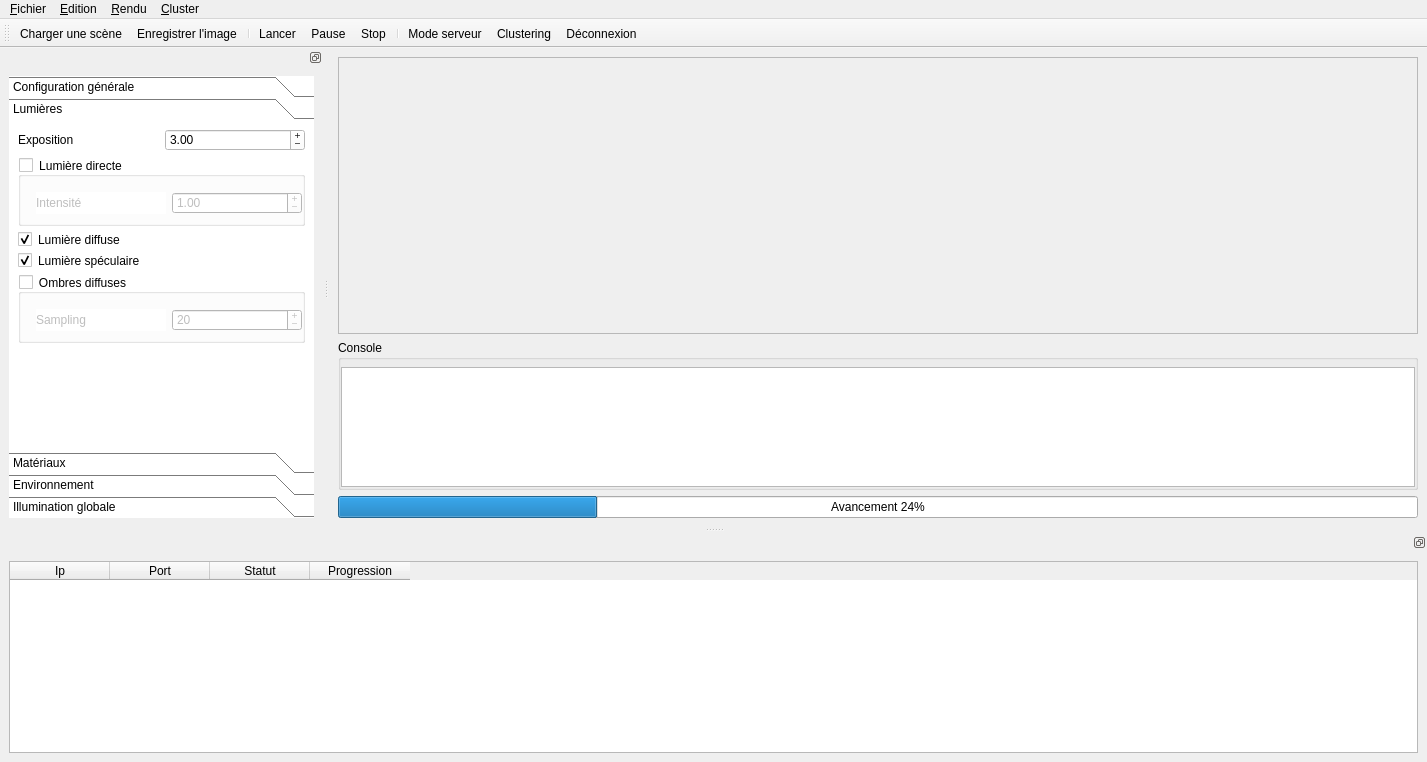
This is raytracer.ui in gaelduplessix/raytracer-42 as Qt 5 draws it before an edit. The edited form follows.
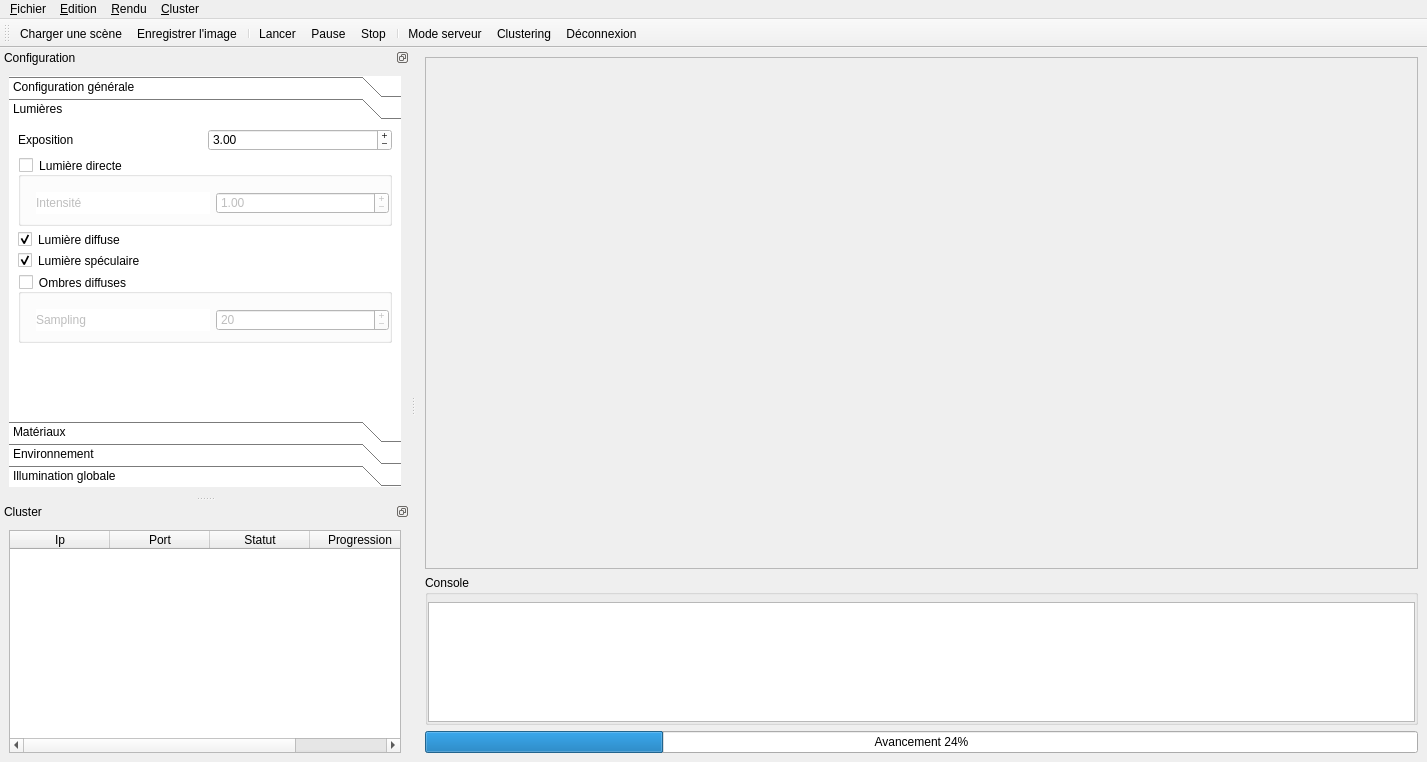
This is the edited form. The open tabs and pages were chosen to show the change. Icons and pictures are not drawn.

Diff of the .ui file:
```diff
--- a/raytracer.ui
+++ b/raytracer.ui
@@ -49,8 +49,8 @@
         <rect>
          <x>0</x>
          <y>0</y>
-         <width>1038</width>
-         <height>243</height>
+         <width>981</width>
+         <height>484</height>
         </rect>
        </property>
        <layout class="QGridLayout" name="gridLayout_3">
@@ -210,6 +210,9 @@
    <property name="allowedAreas">
     <set>Qt::LeftDockWidgetArea|Qt::RightDockWidgetArea</set>
    </property>
+   <property name="windowTitle">
+    <string>Configuration</string>
+   </property>
    <attribute name="dockWidgetArea">
     <number>1</number>
    </attribute>
@@ -607,8 +610,8 @@
          <rect>
           <x>0</x>
           <y>0</y>
-          <width>345</width>
-          <height>270</height>
+          <width>367</width>
+          <height>262</height>
          </rect>
         </property>
         <attribute name="icon">
@@ -1284,6 +1287,12 @@
    <addaction name="actionDeconnexion"/>
   </widget>
   <widget class="QDockWidget" name="_clusterDock">
+   <property name="minimumSize">
+    <size>
+     <width>410</width>
+     <height>260</height>
+    </size>
+   </property>
    <property name="features">
     <set>QDockWidget::DockWidgetFloatable|QDockWidget::DockWidgetMovable</set>
    </property>
@@ -1291,10 +1300,10 @@
     <set>Qt::AllDockWidgetAreas</set>
    </property>
    <property name="windowTitle">
-    <string/>
+    <string>Cluster</string>
    </property>
    <attribute name="dockWidgetArea">
-    <number>8</number>
+    <number>1</number>
    </attribute>
    <widget class="QWidget" name="dockWidgetContents_3">
     <layout class="QVBoxLayout" name="verticalLayout_4">
```
Left out of the diff: 14 changed lines with no effect on the pictures.
